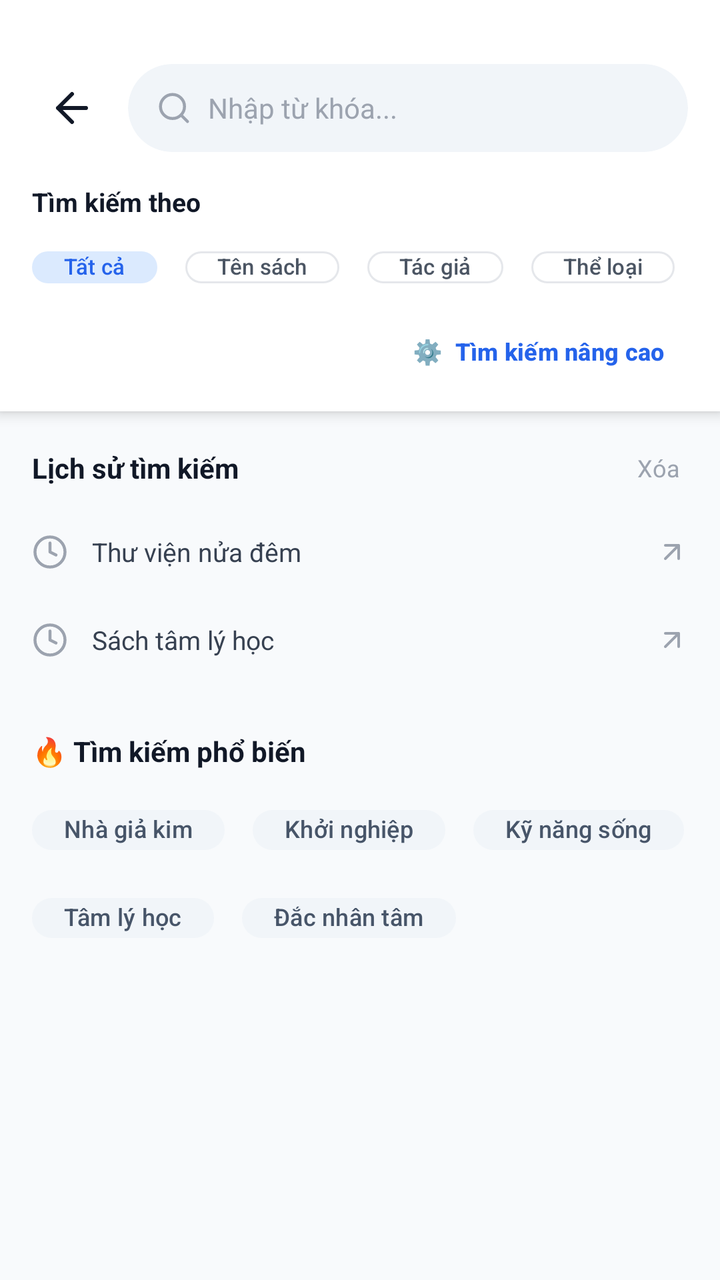
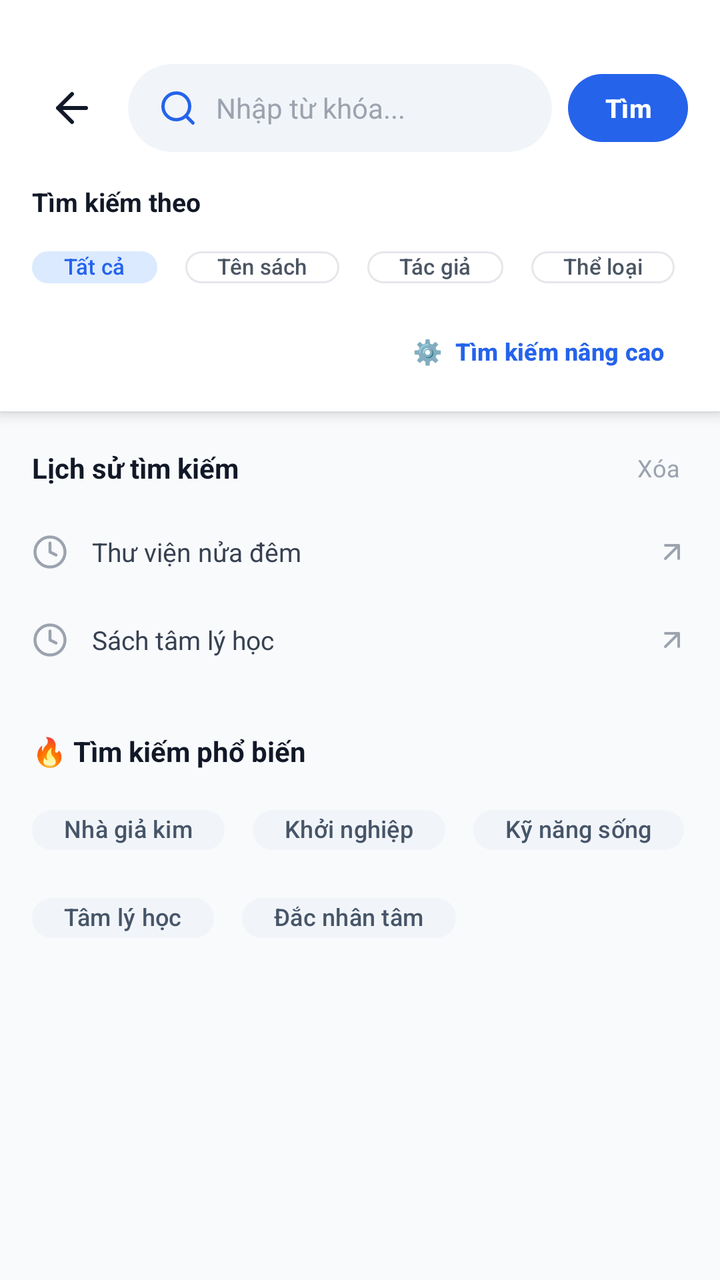

Screens rendered from an Android XML layout before and after an edit, with the pre-edit source and the edit as a unified diff.
<!-- AndroidManifest.xml: application theme Theme.GROUP12 -->
<!-- res/layout/activity_search.xml -->
<?xml version="1.0" encoding="utf-8"?>
<RelativeLayout xmlns:android="http://schemas.android.com/apk/res/android"
    xmlns:app="http://schemas.android.com/apk/res-auto"
    xmlns:tools="http://schemas.android.com/tools"
    android:layout_width="match_parent"
    android:layout_height="match_parent"
    android:background="#F8FAFC"
    tools:ignore="HardcodedText,ContentDescription,SmallSp,UseCompoundDrawables,DisableBaselineAlignment"
    tools:context=".MainActivity">

    
    <LinearLayout
        android:id="@+id/searchHeader"
        android:layout_width="match_parent"
        android:layout_height="wrap_content"
        android:layout_alignParentTop="true"
        android:background="#FFFFFF"
        android:elevation="4dp"
        android:orientation="vertical"
        android:paddingBottom="12dp">

        
        <LinearLayout
            android:layout_width="match_parent"
            android:layout_height="wrap_content"
            android:layout_marginTop="32dp"
            android:gravity="center_vertical"
            android:orientation="horizontal"
            android:paddingStart="16dp"
            android:paddingEnd="16dp">

            <ImageButton
                android:id="@+id/btnBack"
                android:layout_width="40dp"
                android:layout_height="40dp"
                android:background="?attr/selectableItemBackgroundBorderless"
                android:contentDescription="Back"
                android:padding="8dp"
                app:srcCompat="@drawable/ic_arrow_back"
                app:tint="#111827" />

            <com.google.android.material.card.MaterialCardView
                android:layout_width="0dp"
                android:layout_height="44dp"
                android:layout_marginStart="8dp"
                android:layout_weight="1"
                app:cardBackgroundColor="#F1F5F9"
                app:cardCornerRadius="22dp"
                app:cardElevation="0dp"
                app:strokeWidth="0dp">

                <LinearLayout
                    android:layout_width="match_parent"
                    android:layout_height="match_parent"
                    android:gravity="center_vertical"
                    android:orientation="horizontal"
                    android:paddingStart="14dp"
                    android:paddingEnd="14dp">

                    <ImageView
                        android:layout_width="18dp"
                        android:layout_height="18dp"
                        android:contentDescription="Search Icon"
                        android:src="@drawable/ic_search"
                        app:tint="#9CA3AF" />

                    <EditText
                        android:id="@+id/edtSearchKey"
                        android:layout_width="match_parent"
                        android:layout_height="match_parent"
                        android:layout_marginStart="8dp"
                        android:autofillHints="name"
                        android:background="@null"
                        android:hint="Nhập từ khóa..."
                        android:imeOptions="actionSearch"
                        android:inputType="text"
                        android:textColor="#111827"
                        android:textColorHint="#9CA3AF"
                        android:textSize="14sp" />
                </LinearLayout>
            </com.google.android.material.card.MaterialCardView>
        </LinearLayout>

        
        <LinearLayout
            android:layout_width="match_parent"
            android:layout_height="wrap_content"
            android:layout_marginTop="16dp"
            android:orientation="vertical"
            android:paddingStart="16dp"
            android:paddingEnd="16dp">

            <TextView
                android:layout_width="wrap_content"
                android:layout_height="wrap_content"
                android:text="Tìm kiếm theo"
                android:textColor="#111827"
                android:textSize="13sp"
                android:textStyle="bold" />

            <HorizontalScrollView
                android:layout_width="match_parent"
                android:layout_height="wrap_content"
                android:layout_marginTop="8dp"
                android:scrollbars="none">

                <com.google.android.material.chip.ChipGroup
                    android:layout_width="wrap_content"
                    android:layout_height="wrap_content"
                    android:orientation="horizontal"
                    app:singleLine="true"
                    app:singleSelection="true">

                    <com.google.android.material.chip.Chip
                        android:id="@+id/chipAll"
                        android:layout_width="wrap_content"
                        android:layout_height="32dp"
                        android:checked="true"
                        android:text="Tất cả"
                        android:textColor="#2563EB"
                        android:textSize="11sp"
                        android:textStyle="bold"
                        app:chipBackgroundColor="#DBEAFE"
                        app:chipCornerRadius="16dp"
                        app:chipIconEnabled="false"
                        app:chipStrokeWidth="0dp" />

                    <com.google.android.material.chip.Chip
                        android:id="@+id/chipTitle"
                        android:layout_width="wrap_content"
                        android:layout_height="32dp"
                        android:layout_marginStart="6dp"
                        android:text="Tên sách"
                        android:textColor="#4B5563"
                        android:textSize="11sp"
                        app:chipBackgroundColor="#FFFFFF"
                        app:chipCornerRadius="16dp"
                        app:chipIconEnabled="false"
                        app:chipStrokeColor="#E5E7EB"
                        app:chipStrokeWidth="1dp" />

                    <com.google.android.material.chip.Chip
                        android:id="@+id/chipAuthor"
                        android:layout_width="wrap_content"
                        android:layout_height="32dp"
                        android:layout_marginStart="6dp"
                        android:text="Tác giả"
                        android:textColor="#4B5563"
                        android:textSize="11sp"
                        app:chipBackgroundColor="#FFFFFF"
                        app:chipCornerRadius="16dp"
                        app:chipIconEnabled="false"
                        app:chipStrokeColor="#E5E7EB"
                        app:chipStrokeWidth="1dp" />

                    <com.google.android.material.chip.Chip
                        android:id="@+id/chipCategory"
                        android:layout_width="wrap_content"
                        android:layout_height="32dp"
                        android:layout_marginStart="6dp"
                        android:text="Thể loại"
                        android:textColor="#4B5563"
                        android:textSize="11sp"
                        app:chipBackgroundColor="#FFFFFF"
                        app:chipCornerRadius="16dp"
                        app:chipIconEnabled="false"
                        app:chipStrokeColor="#E5E7EB"
                        app:chipStrokeWidth="1dp" />

                </com.google.android.material.chip.ChipGroup>
            </HorizontalScrollView>
        </LinearLayout>

        
        <RelativeLayout
            android:layout_width="match_parent"
            android:layout_height="wrap_content"
            android:layout_marginTop="8dp"
            android:paddingStart="16dp"
            android:paddingEnd="16dp">

            <com.google.android.material.button.MaterialButton
                android:id="@+id/btnAdvancedSearch"
                style="@style/Widget.Material3.Button.TextButton"
                android:layout_width="wrap_content"
                android:layout_height="36dp"
                android:layout_alignParentEnd="true"
                android:insetTop="0dp"
                android:insetBottom="0dp"
                android:minHeight="36dp"
                android:text="⚙️  Tìm kiếm nâng cao"
                android:textAllCaps="false"
                android:textColor="#2563EB"
                android:textSize="12sp"
                android:textStyle="bold" />
        </RelativeLayout>
    </LinearLayout>

    
    <androidx.core.widget.NestedScrollView
        android:layout_width="match_parent"
        android:layout_height="match_parent"
        android:layout_below="@id/searchHeader"
        android:clipToPadding="false"
        android:fillViewport="true">

        <LinearLayout
            android:layout_width="match_parent"
            android:layout_height="wrap_content"
            android:orientation="vertical"
            android:padding="16dp">

            
            <RelativeLayout
                android:layout_width="match_parent"
                android:layout_height="wrap_content"
                android:layout_marginBottom="8dp">

                <TextView
                    android:layout_width="wrap_content"
                    android:layout_height="wrap_content"
                    android:layout_alignParentStart="true"
                    android:layout_centerVertical="true"
                    android:text="Lịch sử tìm kiếm"
                    android:textColor="#111827"
                    android:textSize="14sp"
                    android:textStyle="bold" />

                <TextView
                    android:id="@+id/btnClearHistory"
                    android:layout_width="wrap_content"
                    android:layout_height="wrap_content"
                    android:layout_alignParentEnd="true"
                    android:layout_centerVertical="true"
                    android:background="?attr/selectableItemBackground"
                    android:padding="4dp"
                    android:text="Xóa"
                    android:textColor="#9CA3AF"
                    android:textSize="12sp" />
            </RelativeLayout>

            
            <LinearLayout
                android:layout_width="match_parent"
                android:layout_height="44dp"
                android:background="?attr/selectableItemBackground"
                android:gravity="center_vertical"
                android:orientation="horizontal">

                <ImageView
                    android:layout_width="18dp"
                    android:layout_height="18dp"
                    android:contentDescription="History Clock"
                    android:src="@drawable/ic_clock"
                    app:tint="#9CA3AF" />

                <TextView
                    android:layout_width="0dp"
                    android:layout_height="wrap_content"
                    android:layout_marginStart="12dp"
                    android:layout_weight="1"
                    android:text="Thư viện nửa đêm"
                    android:textColor="#374151"
                    android:textSize="13sp" />

                <ImageView
                    android:layout_width="16dp"
                    android:layout_height="16dp"
                    android:contentDescription="Fill Search"
                    android:src="@drawable/ic_arrow_north_east"
                    app:tint="#9CA3AF" />
            </LinearLayout>

            
            <LinearLayout
                android:layout_width="match_parent"
                android:layout_height="44dp"
                android:background="?attr/selectableItemBackground"
                android:gravity="center_vertical"
                android:orientation="horizontal">

                <ImageView
                    android:layout_width="18dp"
                    android:layout_height="18dp"
                    android:contentDescription="History Clock"
                    android:src="@drawable/ic_clock"
                    app:tint="#9CA3AF" />

                <TextView
                    android:layout_width="0dp"
                    android:layout_height="wrap_content"
                    android:layout_marginStart="12dp"
                    android:layout_weight="1"
                    android:text="Sách tâm lý học"
                    android:textColor="#374151"
                    android:textSize="13sp" />

                <ImageView
                    android:layout_width="16dp"
                    android:layout_height="16dp"
                    android:contentDescription="Fill Search"
                    android:src="@drawable/ic_arrow_north_east"
                    app:tint="#9CA3AF" />
            </LinearLayout>

            
            <TextView
                android:layout_width="wrap_content"
                android:layout_height="wrap_content"
                android:layout_marginTop="24dp"
                android:layout_marginBottom="12dp"
                android:text="🔥 Tìm kiếm phổ biến"
                android:textColor="#111827"
                android:textSize="14sp"
                android:textStyle="bold" />

            <com.google.android.material.chip.ChipGroup
                android:layout_width="match_parent"
                android:layout_height="wrap_content"
                app:singleLine="false">

                <com.google.android.material.chip.Chip
                    android:layout_width="wrap_content"
                    android:layout_height="36dp"
                    android:layout_marginEnd="6dp"
                    android:layout_marginBottom="6dp"
                    android:text="Nhà giả kim"
                    android:textColor="#475569"
                    android:textSize="12sp"
                    app:chipBackgroundColor="#F1F5F9"
                    app:chipCornerRadius="18dp"
                    app:chipIconEnabled="false"
                    app:chipStrokeWidth="0dp" />

                <com.google.android.material.chip.Chip
                    android:layout_width="wrap_content"
                    android:layout_height="36dp"
                    android:layout_marginEnd="6dp"
                    android:layout_marginBottom="6dp"
                    android:text="Khởi nghiệp"
                    android:textColor="#475569"
                    android:textSize="12sp"
                    app:chipBackgroundColor="#F1F5F9"
                    app:chipCornerRadius="18dp"
                    app:chipIconEnabled="false"
                    app:chipStrokeWidth="0dp" />

                <com.google.android.material.chip.Chip
                    android:layout_width="wrap_content"
                    android:layout_height="36dp"
                    android:layout_marginEnd="6dp"
                    android:layout_marginBottom="6dp"
                    android:text="Kỹ năng sống"
                    android:textColor="#475569"
                    android:textSize="12sp"
                    app:chipBackgroundColor="#F1F5F9"
                    app:chipCornerRadius="18dp"
                    app:chipIconEnabled="false"
                    app:chipStrokeWidth="0dp" />

                <com.google.android.material.chip.Chip
                    android:layout_width="wrap_content"
                    android:layout_height="36dp"
                    android:layout_marginEnd="6dp"
                    android:layout_marginBottom="6dp"
                    android:text="Tâm lý học"
                    android:textColor="#475569"
                    android:textSize="12sp"
                    app:chipBackgroundColor="#F1F5F9"
                    app:chipCornerRadius="18dp"
                    app:chipIconEnabled="false"
                    app:chipStrokeWidth="0dp" />

                <com.google.android.material.chip.Chip
                    android:layout_width="wrap_content"
                    android:layout_height="36dp"
                    android:layout_marginEnd="6dp"
                    android:layout_marginBottom="6dp"
                    android:text="Đắc nhân tâm"
                    android:textColor="#475569"
                    android:textSize="12sp"
                    app:chipBackgroundColor="#F1F5F9"
                    app:chipCornerRadius="18dp"
                    app:chipIconEnabled="false"
                    app:chipStrokeWidth="0dp" />
            </com.google.android.material.chip.ChipGroup>

        </LinearLayout>
    </androidx.core.widget.NestedScrollView>

</RelativeLayout>
<!-- resources referenced by this layout -->
<resources>
  <!-- drawable ic_arrow_back (drawable) -->
  <vector xmlns:android="http://schemas.android.com/apk/res/android"
      android:width="24dp"
      android:height="24dp"
      android:viewportWidth="24"
      android:viewportHeight="24">
      <path
          android:fillColor="#00000000"
          android:strokeColor="#111827"
          android:strokeWidth="2"
          android:strokeLineCap="round"
          android:strokeLineJoin="round"
          android:pathData="M19,12H5M12,19l-7,-7 7,-7"/>
  </vector>
  <!-- drawable ic_arrow_north_east (drawable) -->
  <vector xmlns:android="http://schemas.android.com/apk/res/android"
      android:width="16dp"
      android:height="16dp"
      android:viewportWidth="24"
      android:viewportHeight="24">
      <path
          android:fillColor="#00000000"
          android:strokeColor="#9CA3AF"
          android:strokeWidth="2"
          android:strokeLineCap="round"
          android:strokeLineJoin="round"
          android:pathData="M7,17L17,7M17,7H7M17,7V17"/>
  </vector>
  <!-- drawable ic_clock (drawable) -->
  <vector xmlns:android="http://schemas.android.com/apk/res/android"
      android:width="20dp"
      android:height="20dp"
      android:viewportWidth="24"
      android:viewportHeight="24">
      <path
          android:fillColor="#00000000"
          android:strokeColor="#7C3AED"
          android:strokeWidth="2"
          android:strokeLineCap="round"
          android:strokeLineJoin="round"
          android:pathData="M12,2a10,10 0 1,0 10,10A10,10 0 0,0 12,2zM12,6v6l4,2"/>
  </vector>
  <!-- drawable ic_search (drawable) -->
  <vector xmlns:android="http://schemas.android.com/apk/res/android"
      android:width="24dp"
      android:height="24dp"
      android:viewportWidth="24"
      android:viewportHeight="24">
      <path
          android:fillColor="#00000000"
          android:strokeColor="#9CA3AF"
          android:strokeWidth="2"
          android:strokeLineCap="round"
          android:strokeLineJoin="round"
          android:pathData="M11,19a8,8 0,1 0,0 -16,8 8,0 0,0 0,16zM21,21l-4.35,-4.35"/>
  </vector>
  <style name="Theme.GROUP12" parent="Base.Theme.GROUP12" />
  <style name="Base.Theme.GROUP12" parent="Theme.Material3.DayNight.NoActionBar">
          
          
      </style>
</resources>

<!-- the commit's change to res/layout/activity_search.xml (unified diff, before → after) -->
@@ -54,21 +54,27 @@
                     android:layout_height="match_parent"
                     android:gravity="center_vertical"
                     android:orientation="horizontal"
-                    android:paddingStart="14dp"
-                    android:paddingEnd="14dp">
-
-                    <ImageView
-                        android:layout_width="18dp"
-                        android:layout_height="18dp"
+                    android:paddingStart="12dp"
+                    android:paddingEnd="10dp">
+
+                    <ImageView
+                        android:id="@+id/btnSearchIcon"
+                        android:layout_width="26dp"
+                        android:layout_height="26dp"
+                        android:background="?attr/selectableItemBackgroundBorderless"
+                        android:clickable="true"
                         android:contentDescription="Search Icon"
+                        android:focusable="true"
+                        android:padding="3dp"
                         android:src="@drawable/ic_search"
-                        app:tint="#9CA3AF" />
+                        app:tint="#2563EB" />
 
                     <EditText
                         android:id="@+id/edtSearchKey"
-                        android:layout_width="match_parent"
+                        android:layout_width="0dp"
                         android:layout_height="match_parent"
-                        android:layout_marginStart="8dp"
+                        android:layout_marginStart="6dp"
+                        android:layout_weight="1"
                         android:autofillHints="name"
                         android:background="@null"
                         android:hint="Nhập từ khóa..."
@@ -77,8 +83,38 @@
                         android:textColor="#111827"
                         android:textColorHint="#9CA3AF"
                         android:textSize="14sp" />
+
+                    <ImageView
+                        android:id="@+id/btnClearSearch"
+                        android:layout_width="24dp"
+                        android:layout_height="24dp"
+                        android:background="?attr/selectableItemBackgroundBorderless"
+                        android:clickable="true"
+                        android:contentDescription="Clear Text"
+                        android:focusable="true"
+                        android:padding="4dp"
+                        android:src="@drawable/ic_close"
+                        android:visibility="gone"
+                        app:tint="#9CA3AF" />
                 </LinearLayout>
             </com.google.android.material.card.MaterialCardView>
+
+            <com.google.android.material.button.MaterialButton
+                android:id="@+id/btnSubmitSearch"
+                android:layout_width="wrap_content"
+                android:layout_height="42dp"
+                android:layout_marginStart="8dp"
+                android:minWidth="60dp"
+                android:paddingStart="14dp"
+                android:paddingEnd="14dp"
+                android:text="Tìm"
+                android:textAllCaps="false"
+                android:textColor="#FFFFFF"
+                android:textSize="13sp"
+                android:textStyle="bold"
+                app:backgroundTint="#2563EB"
+                app:cornerRadius="21dp"
+                app:elevation="0dp" />
         </LinearLayout>
 
         
@@ -211,96 +247,107 @@
             android:padding="16dp">
 
             
-            <RelativeLayout
+            <LinearLayout
+                android:id="@+id/layoutHistorySection"
                 android:layout_width="match_parent"
                 android:layout_height="wrap_content"
-                android:layout_marginBottom="8dp">
-
-                <TextView
-                    android:layout_width="wrap_content"
+                android:orientation="vertical">
+
+                <RelativeLayout
+                    android:layout_width="match_parent"
                     android:layout_height="wrap_content"
-                    android:layout_alignParentStart="true"
-                    android:layout_centerVertical="true"
-                    android:text="Lịch sử tìm kiếm"
-                    android:textColor="#111827"
-                    android:textSize="14sp"
-                    android:textStyle="bold" />
-
-                <TextView
-                    android:id="@+id/btnClearHistory"
-                    android:layout_width="wrap_content"
-                    android:layout_height="wrap_content"
-                    android:layout_alignParentEnd="true"
-                    android:layout_centerVertical="true"
+                    android:layout_marginBottom="8dp">
+
+                    <TextView
+                        android:layout_width="wrap_content"
+                        android:layout_height="wrap_content"
+                        android:layout_alignParentStart="true"
+                        android:layout_centerVertical="true"
+                        android:text="Lịch sử tìm kiếm"
+                        android:textColor="#111827"
+                        android:textSize="14sp"
+                        android:textStyle="bold" />
+
+                    <TextView
+                        android:id="@+id/btnClearHistory"
+                        android:layout_width="wrap_content"
+                        android:layout_height="wrap_content"
+                        android:layout_alignParentEnd="true"
+                        android:layout_centerVertical="true"
+                        android:background="?attr/selectableItemBackground"
+                        android:padding="4dp"
+                        android:text="Xóa"
+                        android:textColor="#9CA3AF"
+                        android:textSize="12sp" />
+                </RelativeLayout>
+
+                
+                <LinearLayout
+                    android:id="@+id/itemHistory1"
+                    android:layout_width="match_parent"
+                    android:layout_height="44dp"
                     android:background="?attr/selectableItemBackground"
-                    android:padding="4dp"
-                    android:text="Xóa"
-                    android:textColor="#9CA3AF"
-                    android:textSize="12sp" />
-            </RelativeLayout>
-
-            
-            <LinearLayout
-                android:layout_width="match_parent"
-                android:layout_height="44dp"
-                android:background="?attr/selectableItemBackground"
-                android:gravity="center_vertical"
-                android:orientation="horizontal">
-
-                <ImageView
-                    android:layout_width="18dp"
-                    android:layout_height="18dp"
-                    android:contentDescription="History Clock"
-                    android:src="@drawable/ic_clock"
-                    app:tint="#9CA3AF" />
-
-                <TextView
-                    android:layout_width="0dp"
-                    android:layout_height="wrap_content"
-                    android:layout_marginStart="12dp"
-                    android:layout_weight="1"
-                    android:text="Thư viện nửa đêm"
-                    android:textColor="#374151"
-                    android:textSize="13sp" />
-
-                <ImageView
-                    android:layout_width="16dp"
-                    android:layout_height="16dp"
-                    android:contentDescription="Fill Search"
-                    android:src="@drawable/ic_arrow_north_east"
-                    app:tint="#9CA3AF" />
-            </LinearLayout>
-
-            
-            <LinearLayout
-                android:layout_width="match_parent"
-                android:layout_height="44dp"
-                android:background="?attr/selectableItemBackground"
-                android:gravity="center_vertical"
-                android:orientation="horizontal">
-
-                <ImageView
-                    android:layout_width="18dp"
-                    android:layout_height="18dp"
-                    android:contentDescription="History Clock"
-                    android:src="@drawable/ic_clock"
-                    app:tint="#9CA3AF" />
-
-                <TextView
-                    android:layout_width="0dp"
-                    android:layout_height="wrap_content"
-                    android:layout_marginStart="12dp"
-                    android:layout_weight="1"
-                    android:text="Sách tâm lý học"
-                    android:textColor="#374151"
-                    android:textSize="13sp" />
-
-                <ImageView
-                    android:layout_width="16dp"
-                    android:layout_height="16dp"
-                    android:contentDescription="Fill Search"
-                    android:src="@drawable/ic_arrow_north_east"
-                    app:tint="#9CA3AF" />
+                    android:gravity="center_vertical"
+                    android:orientation="horizontal">
+
+                    <ImageView
+                        android:layout_width="18dp"
+                        android:layout_height="18dp"
+                        android:contentDescription="History Clock"
+                        android:src="@drawable/ic_clock"
+                        app:tint="#9CA3AF" />
+
+                    <TextView
+                        android:id="@+id/tvHistory1"
+                        android:layout_width="0dp"
+                        android:layout_height="wrap_content"
+                        android:layout_marginStart="12dp"
+                        android:layout_weight="1"
+                        android:text="Thư viện nửa đêm"
+                        android:textColor="#374151"
+                        android:textSize="13sp" />
+
+                    <ImageView
+                        android:layout_width="16dp"
+                        android:layout_height="16dp"
+                        android:contentDescription="Fill Search"
+                        android:src="@drawable/ic_arrow_north_east"
+                        app:tint="#9CA3AF" />
+                </LinearLayout>
+
+                
+                <LinearLayout
+                    android:id="@+id/itemHistory2"
+                    android:layout_width="match_parent"
+                    android:layout_height="44dp"
+                    android:background="?attr/selectableItemBackground"
+                    android:gravity="center_vertical"
+                    android:orientation="horizontal">
+
+                    <ImageView
+                        android:layout_width="18dp"
+                        android:layout_height="18dp"
+                        android:contentDescription="History Clock"
+                        android:src="@drawable/ic_clock"
+                        app:tint="#9CA3AF" />
+
+                    <TextView
+                        android:id="@+id/tvHistory2"
+                        android:layout_width="0dp"
+                        android:layout_height="wrap_content"
+                        android:layout_marginStart="12dp"
+                        android:layout_weight="1"
+                        android:text="Sách tâm lý học"
+                        android:textColor="#374151"
+                        android:textSize="13sp" />
+
+                    <ImageView
+                        android:layout_width="16dp"
+                        android:layout_height="16dp"
+                        android:contentDescription="Fill Search"
+                        android:src="@drawable/ic_arrow_north_east"
+                        app:tint="#9CA3AF" />
+                </LinearLayout>
             </LinearLayout>
 
             
@@ -320,6 +367,7 @@
                 app:singleLine="false">
 
                 <com.google.android.material.chip.Chip
+                    android:id="@+id/chipTrending1"
                     android:layout_width="wrap_content"
                     android:layout_height="36dp"
                     android:layout_marginEnd="6dp"
@@ -333,6 +381,7 @@
                     app:chipStrokeWidth="0dp" />
 
                 <com.google.android.material.chip.Chip
+                    android:id="@+id/chipTrending2"
                     android:layout_width="wrap_content"
                     android:layout_height="36dp"
                     android:layout_marginEnd="6dp"
@@ -346,6 +395,7 @@
                     app:chipStrokeWidth="0dp" />
 
                 <com.google.android.material.chip.Chip
+                    android:id="@+id/chipTrending3"
                     android:layout_width="wrap_content"
                     android:layout_height="36dp"
                     android:layout_marginEnd="6dp"
@@ -359,6 +409,7 @@
                     app:chipStrokeWidth="0dp" />
 
                 <com.google.android.material.chip.Chip
+                    android:id="@+id/chipTrending4"
                     android:layout_width="wrap_content"
                     android:layout_height="36dp"
                     android:layout_marginEnd="6dp"
@@ -372,6 +423,7 @@
                     app:chipStrokeWidth="0dp" />
 
                 <com.google.android.material.chip.Chip
+                    android:id="@+id/chipTrending5"
                     android:layout_width="wrap_content"
                     android:layout_height="36dp"
                     android:layout_marginEnd="6dp"
<!-- resource entries referenced after the edit -->
@@ -42,6 +42,20 @@
           android:strokeLineJoin="round"
           android:pathData="M12,2a10,10 0 1,0 10,10A10,10 0 0,0 12,2zM12,6v6l4,2"/>
   </vector>
+  <!-- drawable ic_close (drawable) -->
+  <vector xmlns:android="http://schemas.android.com/apk/res/android"
+      android:width="20dp"
+      android:height="20dp"
+      android:viewportWidth="24"
+      android:viewportHeight="24">
+      <path
+          android:fillColor="#00000000"
+          android:strokeColor="#6B7280"
+          android:strokeWidth="2"
+          android:strokeLineCap="round"
+          android:strokeLineJoin="round"
+          android:pathData="M18,6L6,18M6,6l12,12"/>
+  </vector>
   <!-- drawable ic_search (drawable) -->
   <vector xmlns:android="http://schemas.android.com/apk/res/android"
       android:width="24dp"
